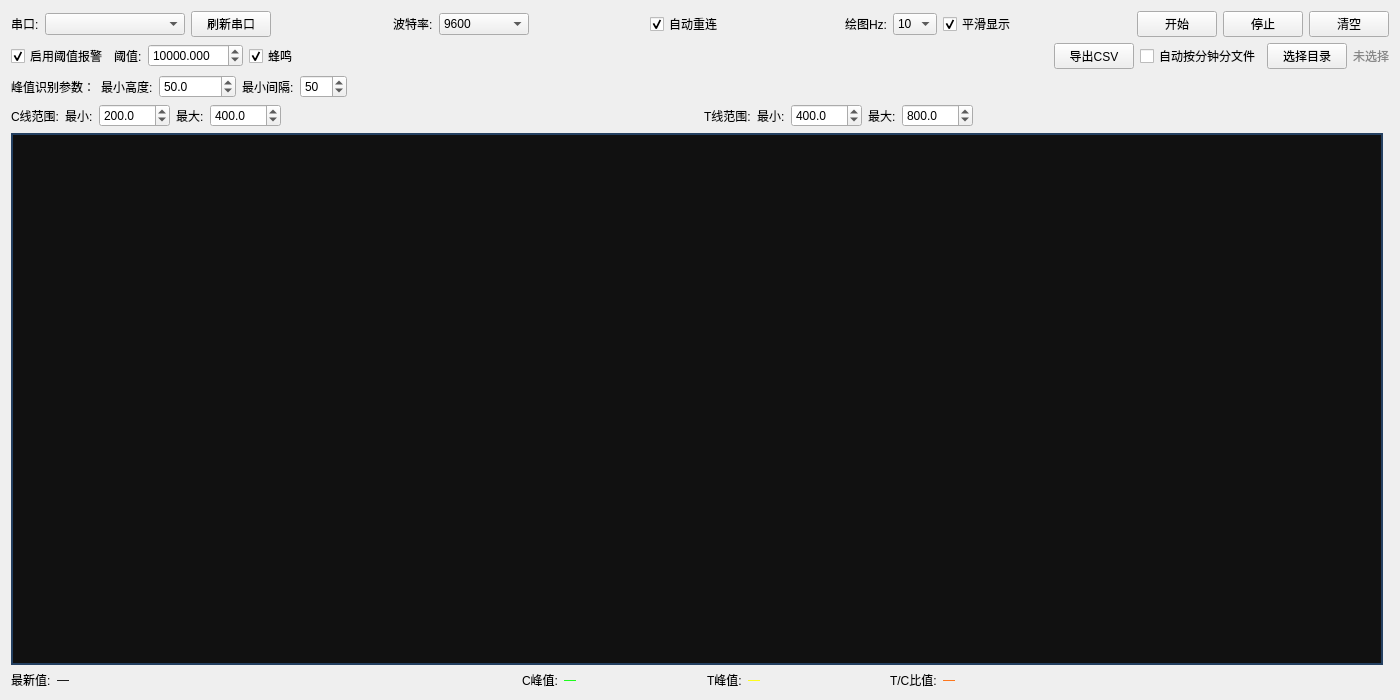
This is fluor_range_form_qt5.ui in MichaelZhou25/florescence_gui as Qt 5 draws it before an edit. The edited form follows.
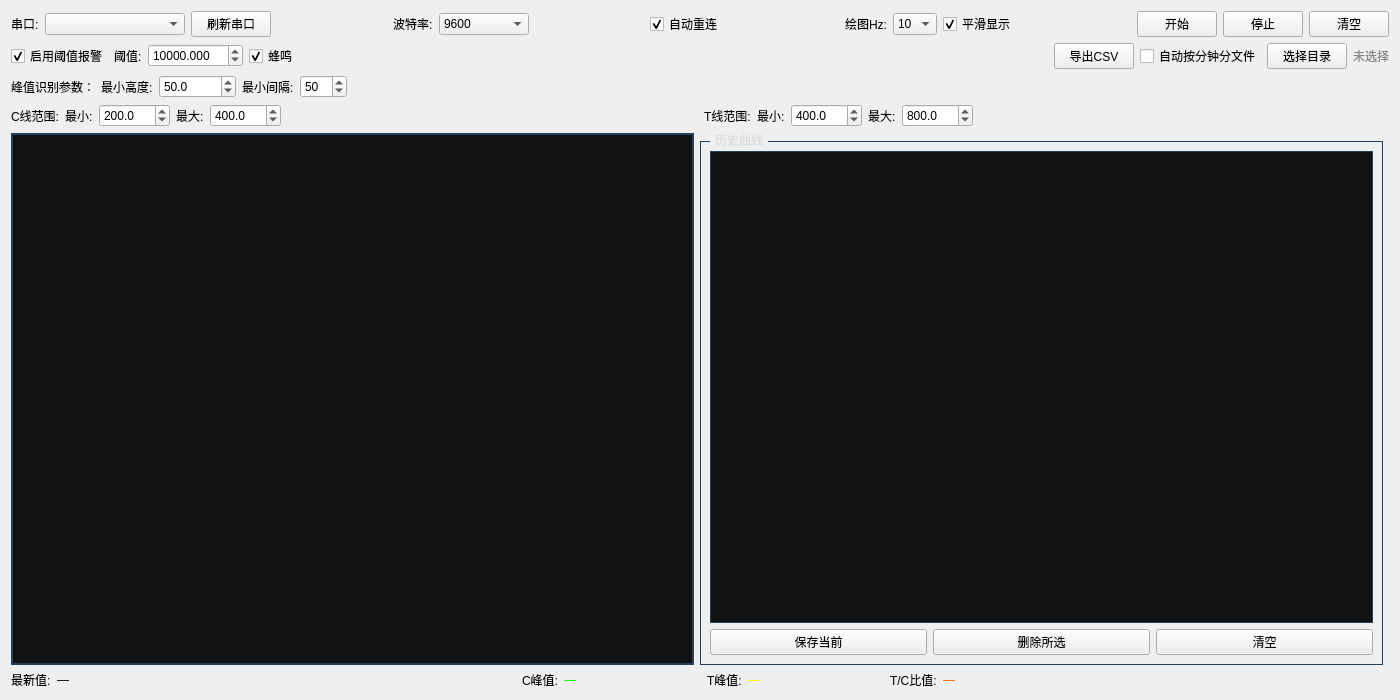
This is the edited form.

Commit message: 添加了保存图像和数据用于对比的功能

```diff
--- a/fluor_range_form_qt5.ui
+++ b/fluor_range_form_qt5.ui
@@ -356,6 +356,62 @@
         <property name="styleSheet"><string>QPlainTextEdit { background-color: #111; color: #0f0; border: 2px solid #244061; }</string></property>
        </widget>
       </item>
+
+      <!-- 历史曲线面板：勾选显示/隐藏历史曲线 -->
+      <item>
+       <widget class="QGroupBox" name="historyGroup">
+        <property name="title">
+         <string>历史曲线</string>
+        </property>
+        <property name="minimumSize">
+         <size>
+          <width>260</width>
+          <height>0</height>
+         </size>
+        </property>
+        <property name="styleSheet">
+         <string>QGroupBox { color: #ddd; border: 1px solid #244061; margin-top: 8px; }
+QGroupBox::title { subcontrol-origin: margin; left: 10px; padding: 0 3px; }
+QListWidget { background-color: #111; color: #ddd; border: 1px solid #244061; }
+QPushButton { padding: 3px 8px; }</string>
+        </property>
+        <layout class="QVBoxLayout" name="historyLayout">
+         <item>
+          <widget class="QListWidget" name="historyList">
+           <property name="alternatingRowColors">
+            <bool>true</bool>
+           </property>
+          </widget>
+         </item>
+         <item>
+          <layout class="QHBoxLayout" name="historyBtnLayout">
+           <item>
+            <widget class="QPushButton" name="saveRunBtn">
+             <property name="text">
+              <string>保存当前</string>
+             </property>
+            </widget>
+           </item>
+           <item>
+            <widget class="QPushButton" name="removeRunBtn">
+             <property name="text">
+              <string>删除所选</string>
+             </property>
+            </widget>
+           </item>
+           <item>
+            <widget class="QPushButton" name="clearHistoryBtn">
+             <property name="text">
+              <string>清空</string>
+             </property>
+            </widget>
+           </item>
+          </layout>
+         </item>
+        </layout>
+       </widget>
+      </item>
+
       <item>
        <widget class="QWidget" name="plotContainer">
         <layout class="QVBoxLayout" name="plotLayout">
```
The commit also changes 1 other file.
